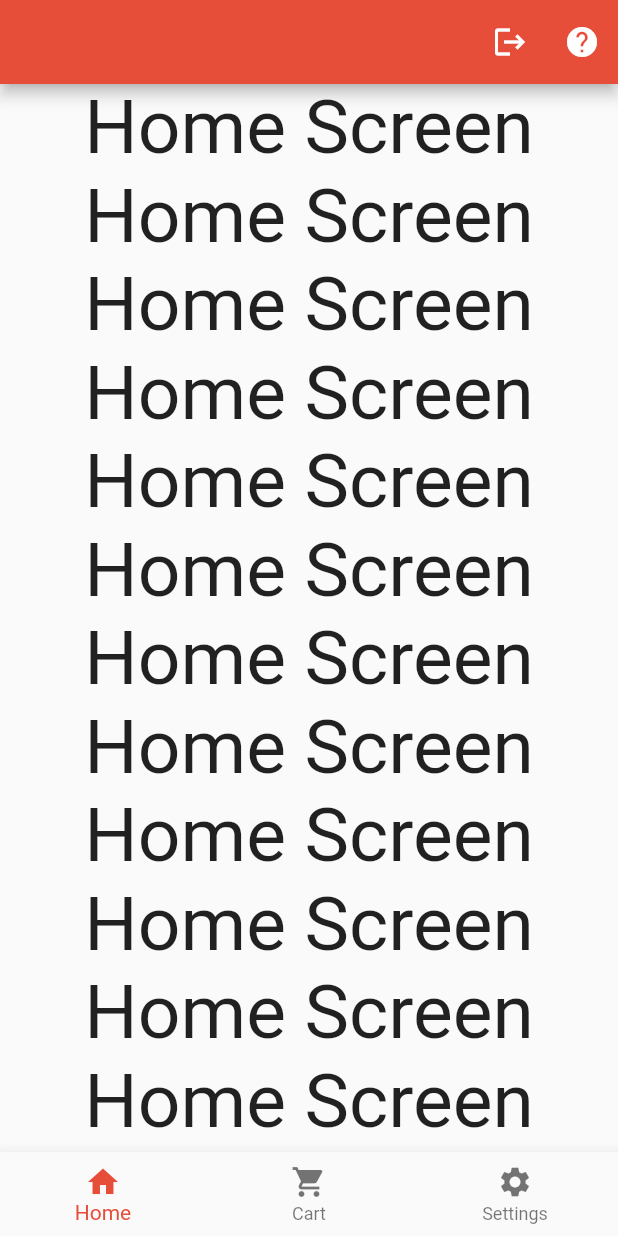
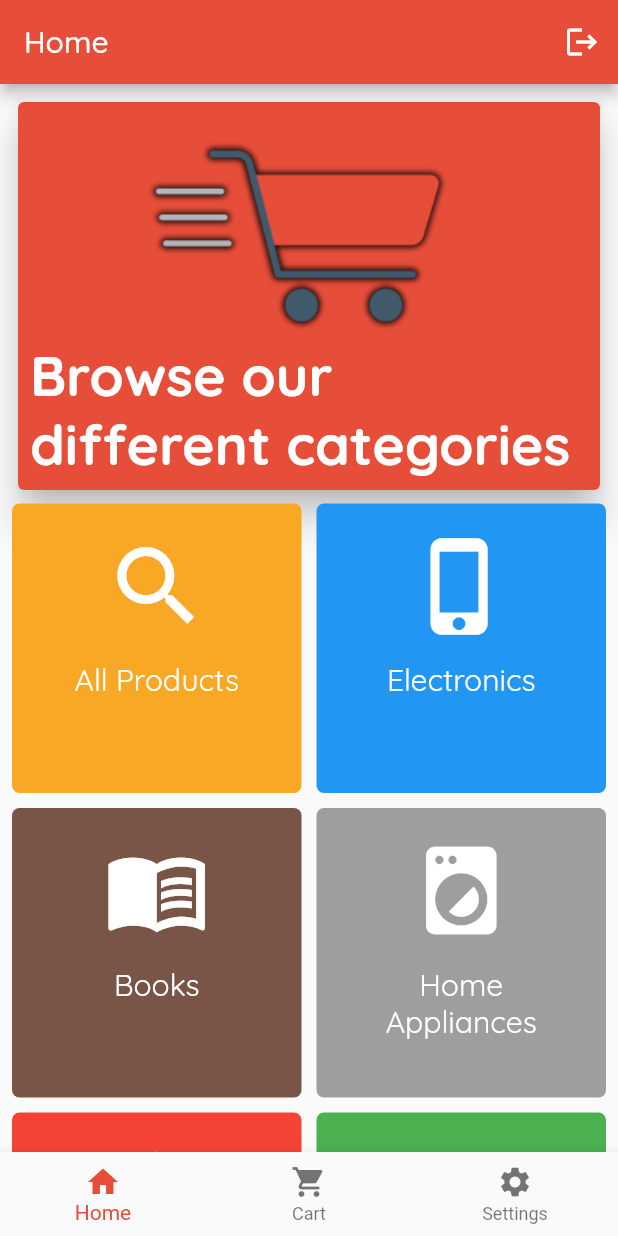
Before and after one commit to gh49/G-Shop, a Flutter app: the ShoppingLayout screen opened directly, on a phone screen of 412 x 824 dp. Run offline on Flutter 3.47's test engine with Material 2 defaults, Android fonts, the phone set to English and light mode, and no system bars; our stand-ins replace bloc, cloud_firestore, firebase_auth, firebase_core, flutter_bloc, google_sign_in; accounts and stored records are empty.

Commit message:
Added home screen basic design

```diff
--- a/lib/layouts/shopping_layout.dart
+++ b/lib/layouts/shopping_layout.dart
@@ -24,6 +24,12 @@ class ShoppingLayout extends StatelessWidget {
           return Scaffold(
             appBar: AppBar(
               backgroundColor: myOrange,
+              title: Text(
+                cubit.titles[cubit.screenIndex],
+                style: TextStyle(
+                  fontFamily: "QuickSand"
+                ),
+              ),
               actions: [
                 IconButton(
                     onPressed: (){
@@ -34,12 +40,6 @@ class ShoppingLayout extends StatelessWidget {
                       });
                     },
                     icon: const Icon(Icons.logout),
-                ),
-                IconButton(
-                  onPressed: (){
-                    cubit.testEmit();
-                  },
-                  icon: const Icon(Icons.help),
                 ),
               ],
             ),
--- a/lib/main.dart
+++ b/lib/main.dart
@@ -30,7 +30,7 @@ class MyApp extends StatelessWidget {
     return MaterialApp(
       title: 'E-commerce app',
       debugShowCheckedModeBanner: false,
-      home: LoginScreen(),
+      home: SplashScreen(),
     );
   }
 }
--- a/lib/modules/home/home_screen.dart
+++ b/lib/modules/home/home_screen.dart
@@ -1,3 +1,6 @@
+import 'package:ecommerce_app/layouts/cubit.dart';
+import 'package:ecommerce_app/shared/components.dart';
+import 'package:ecommerce_app/shared/constants.dart';
 import 'package:flutter/material.dart';
 
 class HomeScreen extends StatelessWidget {
@@ -11,26 +14,58 @@ class HomeScreen extends StatelessWidget {
       physics: BouncingScrollPhysics(),
       child: Container(
         width: double.infinity,
-        child: Column(
-          children: [
-            Text("Home Screen", style: TextStyle(fontSize: 50.0),),
-            Text("Home Screen", style: TextStyle(fontSize: 50.0),),
-            Text("Home Screen", style: TextStyle(fontSize: 50.0),),
-            Text("Home Screen", style: TextStyle(fontSize: 50.0),),
-            Text("Home Screen", style: TextStyle(fontSize: 50.0),),
-            Text("Home Screen", style: TextStyle(fontSize: 50.0),),
-            Text("Home Screen", style: TextStyle(fontSize: 50.0),),
-            Text("Home Screen", style: TextStyle(fontSize: 50.0),),
-            Text("Home Screen", style: TextStyle(fontSize: 50.0),),
-            Text("Home Screen", style: TextStyle(fontSize: 50.0),),
-            Text("Home Screen", style: TextStyle(fontSize: 50.0),),
-            Text("Home Screen", style: TextStyle(fontSize: 50.0),),
-            Text("Home Screen", style: TextStyle(fontSize: 50.0),),
-            Text("Home Screen", style: TextStyle(fontSize: 50.0),),
-            Text("Home Screen", style: TextStyle(fontSize: 50.0),),
-            Text("Home Screen", style: TextStyle(fontSize: 50.0),),
-            Text("Home Screen", style: TextStyle(fontSize: 50.0),),
-          ],
+        child: Padding(
+          padding: const EdgeInsets.all(8.0),
+          child: Column(
+            children: [
+              Card(
+                clipBehavior: Clip.antiAliasWithSaveLayer,
+                elevation: 10.0,
+                child: Stack(
+                  alignment: AlignmentDirectional.bottomStart,
+                  children: [
+                    const Image(
+                      image: AssetImage("assets/shop_card2.png"),
+                      fit: BoxFit.fitWidth,
+                    ),
+                    Padding(
+                      padding: const EdgeInsets.all(8.0),
+                      child: Stack(
+                        children: [
+                          Text(
+                            "Browse our different categories",
+                            style: TextStyle(
+                              color: Colors.white,
+                              fontSize: 37.0,
+                              fontFamily: "QuickSand",
+                              fontWeight: FontWeight.bold,
+                            ),
+                          ),
+                        ],
+                      ),
+                    ),
+                  ],
+                ),
+              ),
+              SizedBox(
+                height: 5.0,
+              ),
+              GridView.builder(
+                key: pageStorageKey,
+                scrollDirection: Axis.vertical,
+                shrinkWrap: true,
+                physics: NeverScrollableScrollPhysics(),
+                gridDelegate: const SliverGridDelegateWithMaxCrossAxisExtent(
+                  maxCrossAxisExtent: 200,
+                  childAspectRatio: 1,
+                  crossAxisSpacing: 10,
+                  mainAxisSpacing: 10),
+                itemCount: categoryItems.length,
+                itemBuilder: (BuildContext context, index) {
+                  return categoryItems[index];
+                }),
+            ],
+          ),
         ),
       ),
     );
--- a/lib/modules/splash/cubit.dart
+++ b/lib/modules/splash/cubit.dart
@@ -20,7 +20,7 @@ class SplashCubit extends Cubit<SplashStates> {
       isInitState = false;
     }
 
-    await Future.delayed(const Duration(seconds: 1));
+    await Future.delayed(const Duration(seconds: 2));
 
     if(FirebaseAuth.instance.currentUser == null) {
       emit(SplashNotLoggedInState());
--- a/lib/shared/constants.dart
+++ b/lib/shared/constants.dart
@@ -1,3 +1,64 @@
+import 'package:ecommerce_app/shared/components.dart';
 import 'package:flutter/material.dart';
 
 const Color myOrange = Color(0xffe74e3a);
+
+enum CategoryType {
+  allProducts,
+  electronics,
+  books,
+  homeAppliances,
+  healthAndPersonalCare,
+  sportEquipment,
+}
+
+List<Widget> categoryItems = [
+  CategoryItem(
+    onPressed: () {
+      categoryItemOnPressed(CategoryType.allProducts);
+    },
+    iconData: Icons.search,
+    text: "All Products",
+    color: Colors.yellow.shade800,
+  ),
+  CategoryItem(
+    onPressed: () {
+      categoryItemOnPressed(CategoryType.electronics);
+    },
+    iconData: Icons.phone_iphone,
+    text: "Electronics",
+    color: Colors.blue,
+  ),
+  CategoryItem(
+    onPressed: () {
+      categoryItemOnPressed(CategoryType.books);
+    },
+    iconData: Icons.menu_book,
+    text: "Books",
+    color: Colors.brown,
+  ),
+  CategoryItem(
+    onPressed: () {
+      categoryItemOnPressed(CategoryType.homeAppliances);
+    },
+    iconData: Icons.local_laundry_service,
+    text: "Home Appliances",
+    color: Colors.grey,
+  ),
+  CategoryItem(
+    onPressed: () {
+      categoryItemOnPressed(CategoryType.healthAndPersonalCare);
+    },
+    iconData: Icons.health_and_safety,
+    text: "Health & Personal Care",
+    color: Colors.red,
+  ),
+  CategoryItem(
+    onPressed: () {
+      categoryItemOnPressed(CategoryType.sportEquipment);
+    },
+    iconData: Icons.sports_football,
+    text: "Sport Equipment",
+    color: Colors.green,
+  ),
+];
```
Also changed, not shown: lib/shared/components.dart (+77 -0 lines), assets/shop_card.png (added), assets/shop_card2.png (added).
